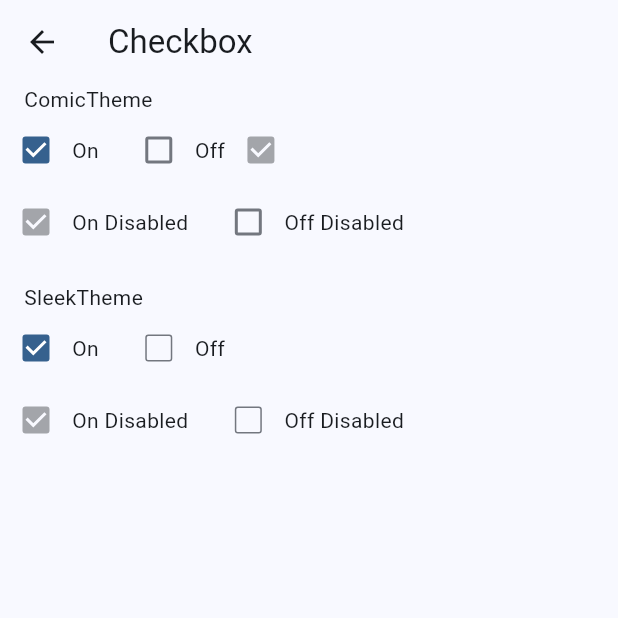
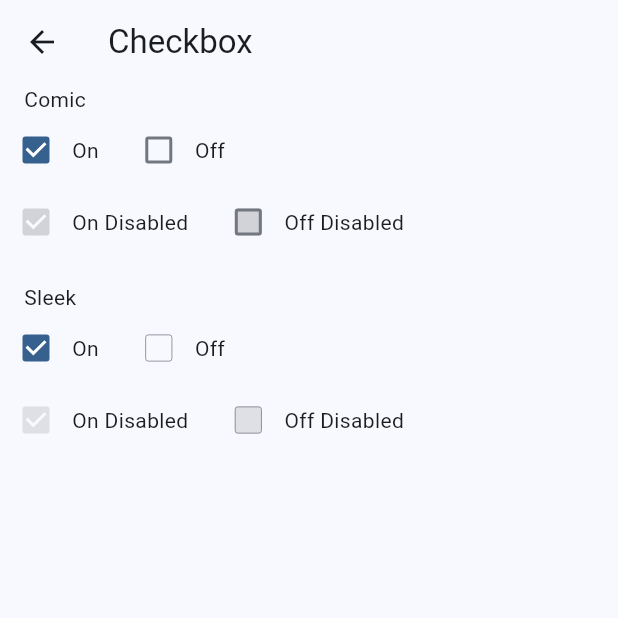
Before and after one commit to thruthesky/easy_design_system_backup_2024_09_24, a Flutter app: the CheckboxScreen screen opened directly, on a phone screen of 412 x 824 dp, the top half of it. Run offline on Flutter 3.47's test engine with Material 3 defaults, Android fonts, the phone set to English and light mode, and no system bars; our stand-ins replace cached_network_image, rxdart, smooth_page_indicator; missing offline and left inert: loop_page_view.

Commit message:
update on the checkbox document

```diff
--- a/example/lib/screens/checkbox/checkbox.screen.dart
+++ b/example/lib/screens/checkbox/checkbox.screen.dart
@@ -27,7 +27,7 @@ class _CheckboxScreenState extends State<CheckboxScreen> {
           children: [
             const Padding(
               padding: EdgeInsets.only(left: 16.0),
-              child: Text('ComicTheme'),
+              child: Text('Comic'),
             ),
             Theme(
               data: ComicTheme.of(context),
@@ -58,10 +58,6 @@ class _CheckboxScreenState extends State<CheckboxScreen> {
                       const Text(
                         'Off',
                       ),
-                      const Checkbox(
-                        value: true,
-                        onChanged: null,
-                      ),
                     ],
                   ),
                   const Row(
@@ -91,7 +87,7 @@ class _CheckboxScreenState extends State<CheckboxScreen> {
             ),
             const Padding(
               padding: EdgeInsets.only(left: 16.0),
-              child: Text('SleekTheme'),
+              child: Text('Sleek'),
             ),
             Theme(
               data: SleekTheme.of(context),
```
Also changed, not shown: lib/src/themes/comic/comic.theme.dart (+8 -0 lines), lib/src/themes/sleek/sleek.theme.dart (+9 -0 lines), docs/images/checkbox.jpg (added), 2 other files.
